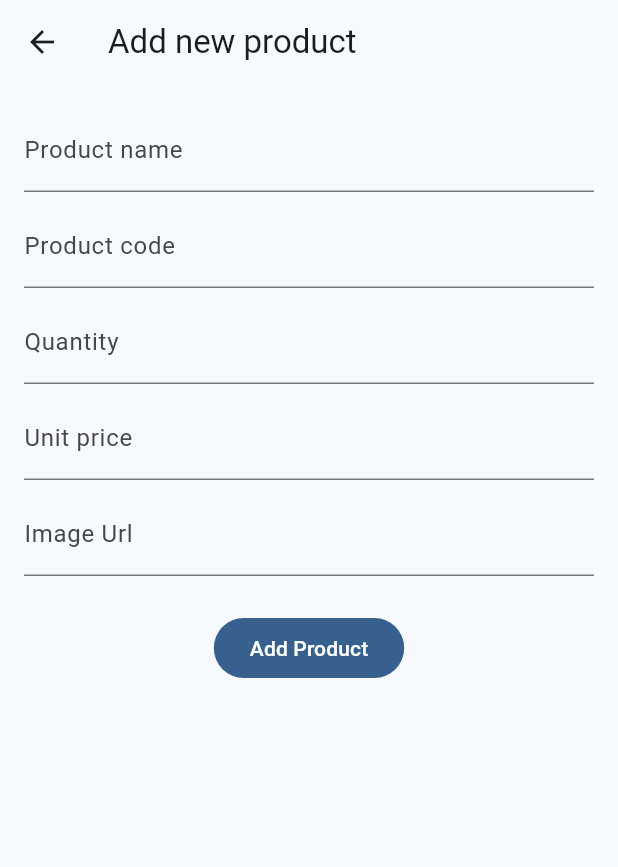
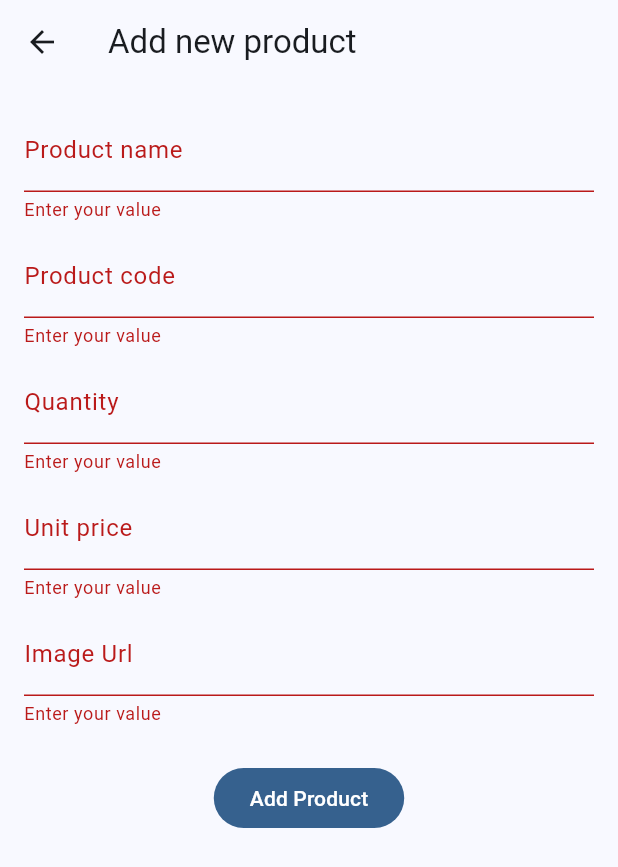
Before and after one commit to RafatMeraz/ostad-flutter-batch-eleven, a Flutter app: the AddNewProductScreen screen opened directly, after a tap on "Add Product", on a phone screen of 412 x 824 dp. Shown: the top 867 px of the screen. Run offline on Flutter 3.47's test engine with Material 3 defaults, Android fonts, the phone set to English and light mode, and no system bars.

Commit message:
Integrate add new product api

```diff
--- a/live_class_project/lib/screens/add_new_product_screen.dart
+++ b/live_class_project/lib/screens/add_new_product_screen.dart
@@ -1,4 +1,8 @@
+import 'dart:convert';
+
 import 'package:flutter/material.dart';
+import 'package:http/http.dart';
+import 'package:live_class_project/widgets/snackbar_message.dart';
 
 class AddNewProductScreen extends StatefulWidget {
   const AddNewProductScreen({super.key});
@@ -8,6 +12,7 @@ class AddNewProductScreen extends StatefulWidget {
 }
 
 class _AddNewProductScreenState extends State<AddNewProductScreen> {
+  bool _addProductInProgress = false;
   final GlobalKey<FormState> _formKey = GlobalKey<FormState>();
   final TextEditingController _nameTEController = TextEditingController();
   final TextEditingController _codeTEController = TextEditingController();
@@ -34,6 +39,12 @@ class _AddNewProductScreenState extends State<AddNewProductScreen> {
                     hintText: 'Product name',
                     labelText: 'Product name',
                   ),
+                  validator: (String? value) {
+                    if (value?.trim().isEmpty ?? true) {
+                      return 'Enter your value';
+                    }
+                    return null;
+                  },
                 ),
                 TextFormField(
                   controller: _codeTEController,
@@ -42,6 +53,12 @@ class _AddNewProductScreenState extends State<AddNewProductScreen> {
                     hintText: 'Product code',
                     labelText: 'Product code',
                   ),
+                  validator: (String? value) {
+                    if (value?.trim().isEmpty ?? true) {
+                      return 'Enter your value';
+                    }
+                    return null;
+                  },
                 ),
                 TextFormField(
                   controller: _quantityTEController,
@@ -51,6 +68,12 @@ class _AddNewProductScreenState extends State<AddNewProductScreen> {
                     hintText: 'Quantity',
                     labelText: 'Quantity',
                   ),
+                  validator: (String? value) {
+                    if (value?.trim().isEmpty ?? true) {
+                      return 'Enter your value';
+                    }
+                    return null;
+                  },
                 ),
                 TextFormField(
                   controller: _priceTEController,
@@ -60,6 +83,12 @@ class _AddNewProductScreenState extends State<AddNewProductScreen> {
                     hintText: 'Unit price',
                     labelText: 'Unit price',
                   ),
+                  validator: (String? value) {
+                    if (value?.trim().isEmpty ?? true) {
+                      return 'Enter your value';
+                    }
+                    return null;
+                  },
                 ),
                 TextFormField(
                   controller: _imageUrlTEController,
@@ -67,15 +96,85 @@ class _AddNewProductScreenState extends State<AddNewProductScreen> {
                     hintText: 'Image Url',
                     labelText: 'Image Url',
                   ),
+                  validator: (String? value) {
+                    if (value?.trim().isEmpty ?? true) {
+                      return 'Enter your value';
+                    }
+                    return null;
+                  },
                 ),
                 const SizedBox(height: 8),
-                FilledButton(onPressed: () {}, child: Text('Add Product')),
+                Visibility(
+                  visible: _addProductInProgress == false,
+                  replacement: Center(
+                    child: CircularProgressIndicator(),
+                  ),
+                  child: FilledButton(
+                    onPressed: _onTapAddProductButton,
+                    child: Text('Add Product'),
+                  ),
+                ),
               ],
             ),
           ),
         ),
       ),
     );
+  }
+
+  Future<void> _onTapAddProductButton() async {
+    if (_formKey.currentState!.validate() == false) {
+      return;
+    }
+
+    _addProductInProgress = true;
+    setState(() {});
+    // Prepare URI to request
+    Uri uri = Uri.parse('http://35.73.30.144:2008/api/v1/CreateProduct');
+    // Prepare data
+    int totalPrice = int.parse(_priceTEController.text) *
+        int.parse(_quantityTEController.text);
+    Map<String, dynamic> requestBody = {
+      "ProductName": _nameTEController.text,
+      "ProductCode": int.parse(_codeTEController.text),
+      "Img": _imageUrlTEController.text,
+      "Qty":  int.parse(_quantityTEController.text),
+      "UnitPrice":  int.parse(_priceTEController.text),
+      "TotalPrice": totalPrice
+    };
+    // Request with data
+    Response response = await post(
+        uri,
+        headers: {
+          'Content-Type': 'application/json'
+        },
+        body: jsonEncode(requestBody),
+    );
+    print(response.statusCode);
+    print(response.body);
+
+    if (response.statusCode == 200) {
+      final decodedJson = jsonDecode(response.body);
+      if (decodedJson['status'] == 'success') {
+        _clearTextFields();
+        showSnackBarMessage(context, 'Product created successfully');
+      } else {
+        String errorMessage = decodedJson['data'];
+
+        showSnackBarMessage(context, errorMessage);
+      }
+    }
+
+    _addProductInProgress = false;
+    setState(() {});
+  }
+
+  void _clearTextFields() {
+    _nameTEController.clear();
+    _codeTEController.clear();
+    _priceTEController.clear();
+    _quantityTEController.clear();
+    _imageUrlTEController.clear();
   }
 
   @override
--- /dev/null
+++ b/live_class_project/lib/widgets/snackbar_message.dart
@@ -0,0 +1,5 @@
+import 'package:flutter/material.dart';
+
+void showSnackBarMessage(BuildContext context, String title) {
+  ScaffoldMessenger.of(context).showSnackBar(SnackBar(content: Text(title)));
+}
--- a/live_class_project/pubspec.yaml
+++ b/live_class_project/pubspec.yaml
@@ -34,6 +34,7 @@ dependencies:
   # The following adds the Cupertino Icons font to your application.
   # Use with the CupertinoIcons class for iOS style icons.
   cupertino_icons: ^1.0.8
+  http: ^1.5.0
 
 dev_dependencies:
   flutter_test:
```
Also changed, not shown: live_class_project/pubspec.lock.
